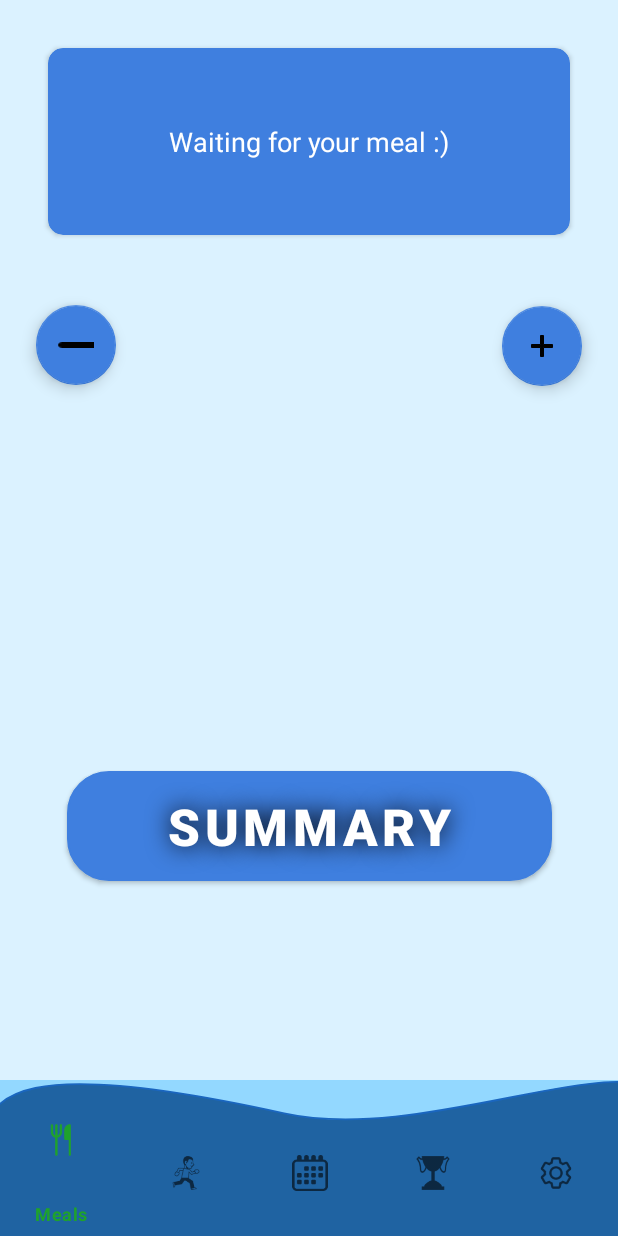
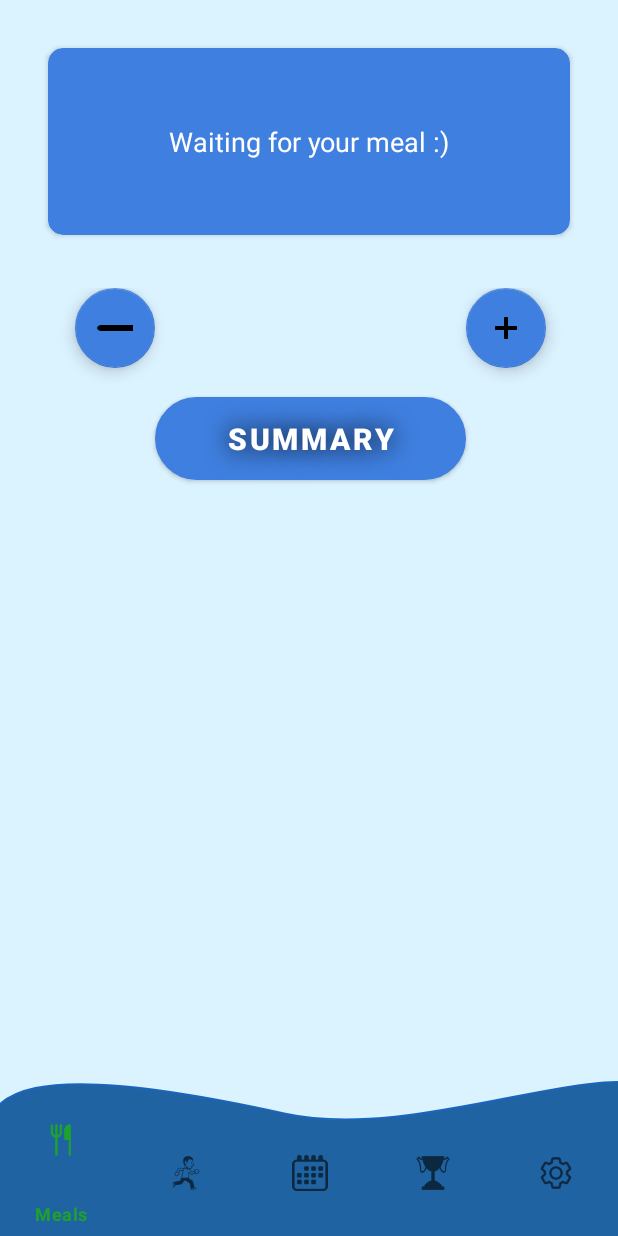
Before and after one commit to Thyme1/EatAndRun, an Android app: the MealListFragment screen opened through its navigation route, on a phone screen of 412 x 824 dp. Run offline under Robolectric (Android 15) with nearby library versions, the phone set to English and light mode, and no system bars; our stand-ins replace Dagger/Hilt's generated code, navigation-ui.

Commit message:
reversed meal list

```diff
--- a/app/src/main/java/com/thyme/eatandrun/ui/meal/MealListFragment.kt
+++ b/app/src/main/java/com/thyme/eatandrun/ui/meal/MealListFragment.kt
@@ -57,6 +57,7 @@ class MealListFragment : Fragment(R.layout.fragment_meal_list) {
 
         mealAdapter = MealAdapter()
 
+
         binding.rvMealList.apply {
             layoutManager = LinearLayoutManager(requireContext())
             adapter = mealAdapter
@@ -64,13 +65,15 @@ class MealListFragment : Fragment(R.layout.fragment_meal_list) {
 
 
 
+
         viewModel.allToDos.observe(requireActivity()) { listMeal ->
             updateUi(listMeal)
-            mealAdapter.mMeal = listMeal
+            mealAdapter.mMeal = listMeal.asReversed()
         }
     }
 
     private fun updateUi(list: List<Meal>) {
+
         if (list.isNotEmpty()) {
             binding.rvMealList.visibility = View.VISIBLE
             binding.cardView.visibility = View.GONE
--- a/app/src/main/res/layout/fragment_meal_list.xml
+++ b/app/src/main/res/layout/fragment_meal_list.xml
@@ -5,19 +5,33 @@
     android:layout_width="match_parent"
     android:layout_height="match_parent"
     tools:context="com.thyme.eatandrun.ui.meal.MealListFragment">
-    <androidx.recyclerview.widget.RecyclerView
-        android:id="@+id/rv_meal_list"
-        android:layout_width="match_parent"
-        android:layout_height="match_parent"
-        android:layout_margin="4dp"
-        android:scrollbars="vertical"
-        android:visibility="gone" />
+
 
     <LinearLayout
+        android:id="@+id/linearLayout_list"
         android:layout_width="match_parent"
-        android:layout_height="match_parent"
-        android:background="@color/blue_very_light"
-        android:orientation="vertical">
+        android:layout_height="0dp"
+        android:layout_weight="1"
+        android:orientation="vertical"
+        app:layout_constraintBottom_toBottomOf="parent"
+        app:layout_constraintEnd_toEndOf="parent"
+        app:layout_constraintStart_toStartOf="parent"
+        app:layout_constraintTop_toTopOf="parent">
+
+        <androidx.recyclerview.widget.RecyclerView
+            android:id="@+id/rv_meal_list"
+            android:layout_width="match_parent"
+            android:layout_height="465dp"
+            android:layout_margin="@dimen/separation_normal"
+            android:scrollbars="vertical"
+            app:layout_constraintBottom_toBottomOf="parent"
+            app:layout_constraintEnd_toEndOf="parent"
+            app:layout_constraintStart_toStartOf="parent"
+            app:layout_constraintTop_toTopOf="parent"
+            app:layoutManager="LinearLayoutManager"
+            app:stackFromEnd="true"
+            app:reverseLayout="true"
+             />
 
         <androidx.cardview.widget.CardView
             android:id="@+id/cardView"
@@ -29,7 +43,7 @@
             android:elevation="10dp"
             app:cardCornerRadius="10dp"
             app:layout_behavior="@string/appbar_scrolling_view_behavior"
-            app:layout_constraintBottom_toTopOf="@+id/fabAddTask"
+            app:layout_constraintBottom_toBottomOf="parent"
             app:layout_constraintEnd_toEndOf="parent"
             app:layout_constraintStart_toStartOf="parent"
             app:layout_constraintTop_toTopOf="parent">
@@ -47,12 +61,10 @@
         </androidx.cardview.widget.CardView>
 
         <androidx.constraintlayout.widget.ConstraintLayout
-            android:id="@+id/linearLayout_board"
+            android:id="@+id/constraintLayout2"
             android:layout_width="match_parent"
-            android:layout_height="0dp"
-            android:layout_weight="0.5"
-
-            android:orientation="vertical">
+            android:layout_height="245dp"
+            android:layout_marginTop="3dp">
 
             <com.google.android.material.floatingactionbutton.FloatingActionButton
                 android:id="@+id/fabAddMeal"
@@ -60,17 +72,22 @@
                 android:layout_height="53dp"
 
                 android:layout_gravity="end"
-                android:layout_marginEnd="24dp"
+                android:layout_marginEnd="28dp"
                 android:clickable="true"
                 android:contentDescription="@string/add_meal_button"
                 android:focusable="true"
+                android:paddingStart="3dp"
                 android:paddingEnd="3dp"
+
+
                 android:src="@drawable/plus_sign"
                 app:backgroundTint="@color/blue_normal"
                 app:layout_constraintBottom_toTopOf="@+id/button_login"
                 app:layout_constraintEnd_toEndOf="parent"
+                app:layout_constraintHorizontal_bias="0.0"
+                app:layout_constraintStart_toEndOf="@+id/button_login"
                 app:layout_constraintTop_toTopOf="parent"
-                app:layout_constraintVertical_bias="0.056" />
+                app:layout_constraintVertical_bias="0.0" />
 
             <com.google.android.material.floatingactionbutton.FloatingActionButton
                 android:id="@+id/fabDeleteAllMeals"
@@ -78,37 +95,40 @@
                 android:layout_width="63dp"
                 android:layout_height="53dp"
                 android:layout_gravity="top"
-                android:layout_marginStart="24dp"
+                android:layout_marginStart="4dp"
                 android:clickable="true"
                 android:contentDescription="@string/clear_all_meals"
                 android:focusable="true"
                 android:paddingStart="3dp"
+                android:paddingEnd="3dp"
+
                 android:src="@drawable/minus_sign"
                 app:backgroundTint="@color/blue_normal"
                 app:layout_constraintBottom_toTopOf="@+id/button_login"
+                app:layout_constraintEnd_toStartOf="@+id/button_login"
+                app:layout_constraintHorizontal_bias="1.0"
                 app:layout_constraintStart_toStartOf="parent"
                 app:layout_constraintTop_toTopOf="parent"
-                app:layout_constraintVertical_bias="0.053" />
+                app:layout_constraintVertical_bias="0.0" />
 
             <Button
                 android:id="@+id/button_login"
                 style="@style/AppTheme.Button.Blue"
-                android:layout_width="323dp"
-                android:layout_height="73dp"
+                android:layout_width="207dp"
+                android:layout_height="55dp"
                 android:layout_gravity="center"
                 android:gravity="center"
                 android:text="@string/summary"
-                android:textSize="@dimen/text_size_biggest"
+                android:textSize="@dimen/text_size_normal"
                 app:layout_constraintBottom_toBottomOf="parent"
                 app:layout_constraintEnd_toEndOf="parent"
+                app:layout_constraintHorizontal_bias="0.504"
                 app:layout_constraintStart_toStartOf="parent"
                 app:layout_constraintTop_toTopOf="parent"
-                app:layout_constraintVertical_bias="0.711" />
-
-
+                app:layout_constraintVertical_bias="0.384" />
         </androidx.constraintlayout.widget.ConstraintLayout>
-
 
     </LinearLayout>
 
+
 </androidx.constraintlayout.widget.ConstraintLayout>
--- a/app/src/main/res/layout/main_activity.xml
+++ b/app/src/main/res/layout/main_activity.xml
@@ -4,7 +4,6 @@
     xmlns:tools="http://schemas.android.com/tools"
     android:id="@+id/container"
 
-    android:background="@drawable/elipse_blue1"
     android:layout_width="match_parent"
     android:layout_height="match_parent"
     >
@@ -28,12 +27,12 @@
         android:layout_width="match_parent"
         android:layout_height="0dp"
         app:defaultNavHost="true"
-
         app:layout_constraintBottom_toTopOf="@id/nav_view"
+        app:layout_constraintEnd_toEndOf="parent"
+        app:layout_constraintStart_toStartOf="parent"
         app:layout_constraintTop_toTopOf="parent"
         app:layout_constraintVertical_bias="1.0"
-        app:navGraph="@navigation/mobile_navigation"
-        tools:layout_editor_absoluteX="0dp" />
+        app:navGraph="@navigation/mobile_navigation" />
 
 
 </androidx.constraintlayout.widget.ConstraintLayout>
--- a/app/src/main/res/values/dimens.xml
+++ b/app/src/main/res/values/dimens.xml
@@ -6,7 +6,7 @@
 
     <!-- Text values -->
     <dimen name="text_size_small">13sp</dimen>
-
+    <dimen name="text_size_normal">20sp</dimen>
 
     <dimen name="text_size_biggest">34sp</dimen>
 
```
Also changed, not shown: app/src/main/res/layout/item_meal.xml (+32 -13 lines).
